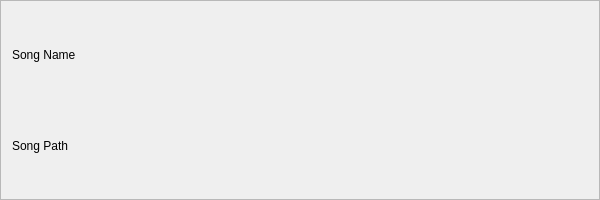
Before: the Qt Designer form SoundDrive/PlaylistTab/song_entry.ui in Nmstr/SoundDrive, drawn with Qt 5.
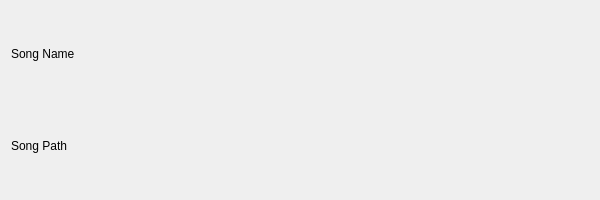
After: the same form once the commit is applied.

What changed in the file:
```diff
--- a/SoundDrive/PlaylistTab/song_entry.ui
+++ b/SoundDrive/PlaylistTab/song_entry.ui
@@ -14,7 +14,7 @@
    <string>Frame</string>
   </property>
   <property name="frameShape">
-   <enum>QFrame::Shape::StyledPanel</enum>
+   <enum>QFrame::Shape::NoFrame</enum>
   </property>
   <layout class="QVBoxLayout" name="verticalLayout">
    <item>
```
